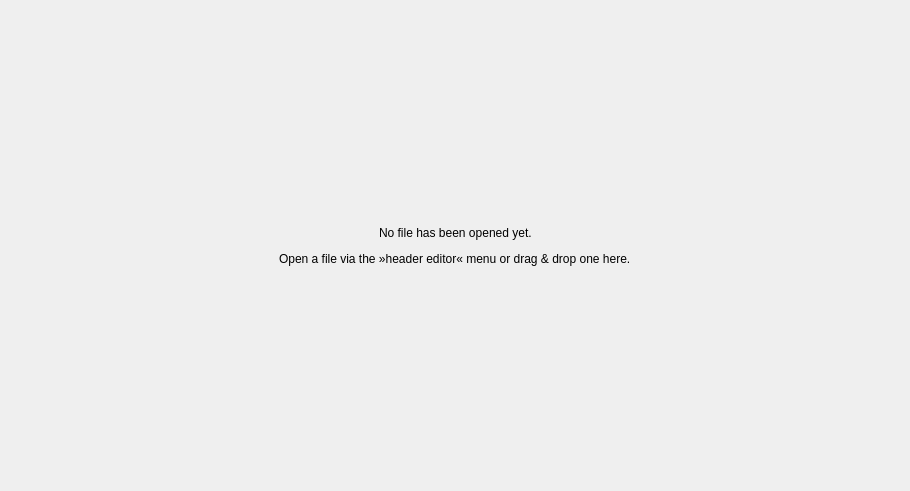
This is src/mkvtoolnix-gui/forms/header_editor/tool.ui in jpsdr/MKVToolnix-Windows-7 as Qt 5 draws it before an edit. The edited form follows.
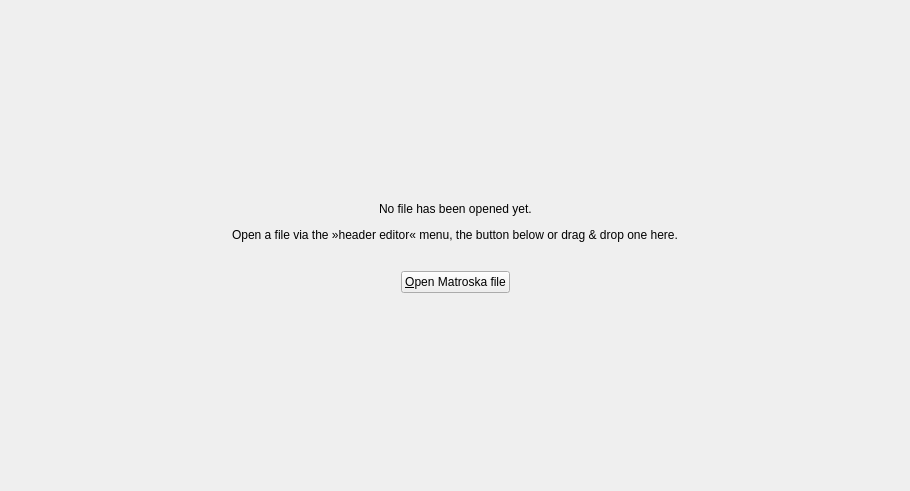
This is the edited form. Icons and pictures are not drawn.

Commit message: GUI: header editor: show open button in empty tool

Diff of the .ui file:
```diff
--- a/src/mkvtoolnix-gui/forms/header_editor/tool.ui
+++ b/src/mkvtoolnix-gui/forms/header_editor/tool.ui
@@ -107,7 +107,7 @@
             <item>
              <widget class="QLabel" name="howToOpenLabel">
               <property name="text">
-               <string>Open a file via the »header editor« menu or drag &amp; drop one here.</string>
+               <string>Open a file via the »header editor« menu, the button below or drag &amp; drop one here.</string>
               </property>
              </widget>
             </item>
@@ -126,6 +126,63 @@
             </item>
            </layout>
           </item>
+          <item>
+           <spacer name="verticalSpacer_3">
+            <property name="orientation">
+             <enum>Qt::Vertical</enum>
+            </property>
+            <property name="sizeType">
+             <enum>QSizePolicy::Fixed</enum>
+            </property>
+            <property name="sizeHint" stdset="0">
+             <size>
+              <width>20</width>
+              <height>20</height>
+             </size>
+            </property>
+           </spacer>
+          </item>
+          <item>
+           <layout class="QHBoxLayout" name="horizontalLayout_3">
+            <item>
+             <spacer name="horizontalSpacer_5">
+              <property name="orientation">
+               <enum>Qt::Horizontal</enum>
+              </property>
+              <property name="sizeHint" stdset="0">
+               <size>
+                <width>40</width>
+                <height>20</height>
+               </size>
+              </property>
+             </spacer>
+            </item>
+            <item>
+             <widget class="QPushButton" name="openFileButton">
+              <property name="text">
+               <string>&amp;Open Matroska file</string>
+              </property>
+              <property name="icon">
+               <iconset resource="../../qt_resources.qrc">
+                <normaloff>:/icons/16x16/document-open.png</normaloff>:/icons/16x16/document-open.png</iconset>
+              </property>
+             </widget>
+            </item>
+            <item>
+             <spacer name="horizontalSpacer_7">
+              <property name="orientation">
+               <enum>Qt::Horizontal</enum>
+              </property>
+              <property name="sizeHint" stdset="0">
+               <size>
+                <width>40</width>
+                <height>20</height>
+               </size>
+              </property>
+             </spacer>
+            </item>
+           </layout>
+          </item>
           <item>
            <spacer name="verticalSpacer_2">
             <property name="orientation">
```
Left out of the diff: 4 changed lines with no effect on the pictures. The commit also changes 2 other files.
